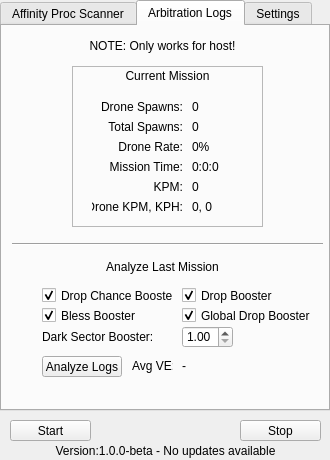
Old version of the form form.ui in the repository Funklebump/Smeeta-Tracker.
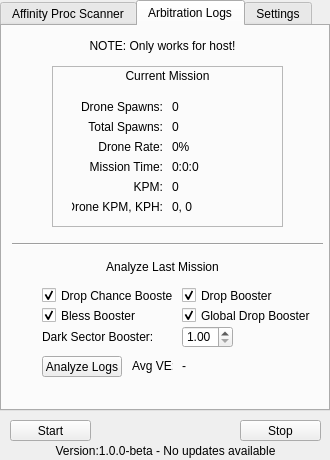
New version of the form. The open tabs and pages were chosen to show the change. Custom widgets are drawn as their Qt base class.

Commit message: Extend width of some labels. Add exception if ExportRegions and user_ExportRegions file are both missing

What changed in the file:
```diff
--- a/form.ui
+++ b/form.ui
@@ -734,9 +734,9 @@
     <widget class="QFrame" name="frame_3">
      <property name="geometry">
       <rect>
-       <x>70</x>
+       <x>50</x>
        <y>40</y>
-       <width>191</width>
+       <width>231</width>
        <height>161</height>
       </rect>
      </property>
@@ -767,7 +767,7 @@
        <rect>
         <x>120</x>
         <y>50</y>
-        <width>51</width>
+        <width>81</width>
         <height>21</height>
        </rect>
       </property>
@@ -780,7 +780,7 @@
        <rect>
         <x>120</x>
         <y>30</y>
-        <width>51</width>
+        <width>81</width>
         <height>21</height>
        </rect>
       </property>
@@ -793,7 +793,7 @@
        <rect>
         <x>120</x>
         <y>110</y>
-        <width>51</width>
+        <width>91</width>
         <height>21</height>
        </rect>
       </property>
@@ -822,7 +822,7 @@
        <rect>
         <x>120</x>
         <y>70</y>
-        <width>51</width>
+        <width>81</width>
         <height>21</height>
        </rect>
       </property>
@@ -835,7 +835,7 @@
        <rect>
         <x>120</x>
         <y>90</y>
-        <width>51</width>
+        <width>91</width>
         <height>21</height>
        </rect>
       </property>
@@ -896,7 +896,7 @@
        <rect>
         <x>120</x>
         <y>130</y>
-        <width>51</width>
+        <width>91</width>
         <height>21</height>
        </rect>
       </property>
@@ -925,7 +925,7 @@
        <rect>
         <x>10</x>
         <y>0</y>
-        <width>171</width>
+        <width>211</width>
         <height>20</height>
        </rect>
       </property>
```
The commit also changes 1 other file.
